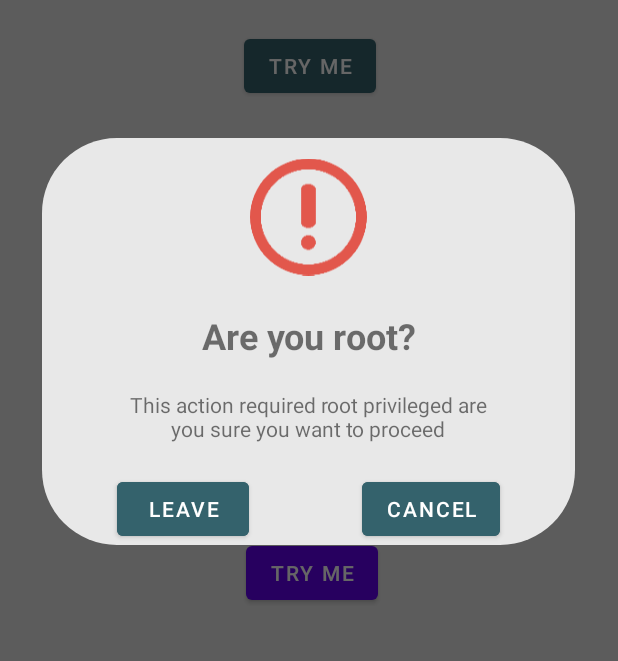
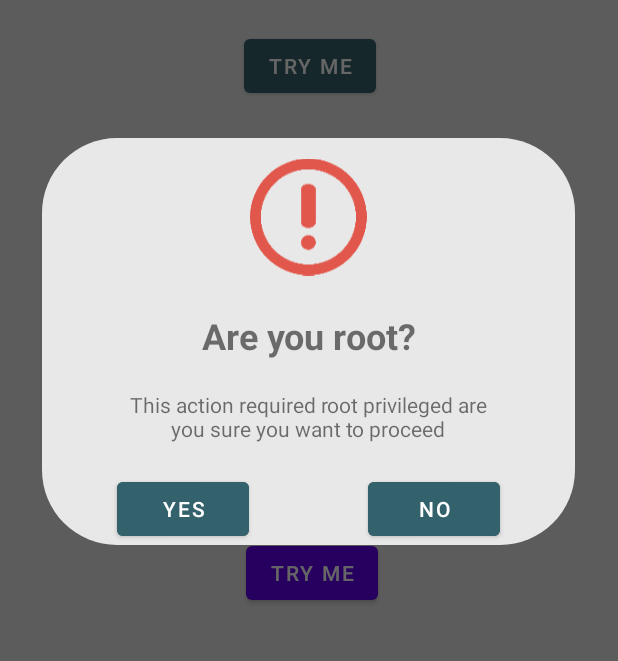
Before and after one commit to JoniKarta/BeautifyAlertDialog, an Android app: the screen it shows after launch (MainActivity), after a tap on "TRY ME", on a phone screen of 412 x 824 dp, the part 276-937 px from its top. Run offline under Robolectric (Android 15) with nearby library versions, the phone set to English and light mode, and no system bars; Roboto replaces fonts that are not available here.

Commit message:
update image

```diff
--- a/app/src/main/java/com/example/beautifyalertdialog/MainActivity.java
+++ b/app/src/main/java/com/example/beautifyalertdialog/MainActivity.java
@@ -31,8 +31,8 @@ public class MainActivity extends AppCompatActivity {
                 .Builder(this)
                 .setHeader("Are you root?")
                 .setMessageContent("This action required root privileged are you sure you want to proceed")
-                .setLeftButtonText("Leave")
-                .setRightButtonText("Cancel")
+                .setLeftButtonText("Yes")
+                .setRightButtonText("No")
                 .setIcon(R.drawable.alert)
                 .setImageAnimation(Animator.FADE_IN)
                 .setOnConfirmListener(BeautifyCompleteDialog.Builder::dismiss)
```
